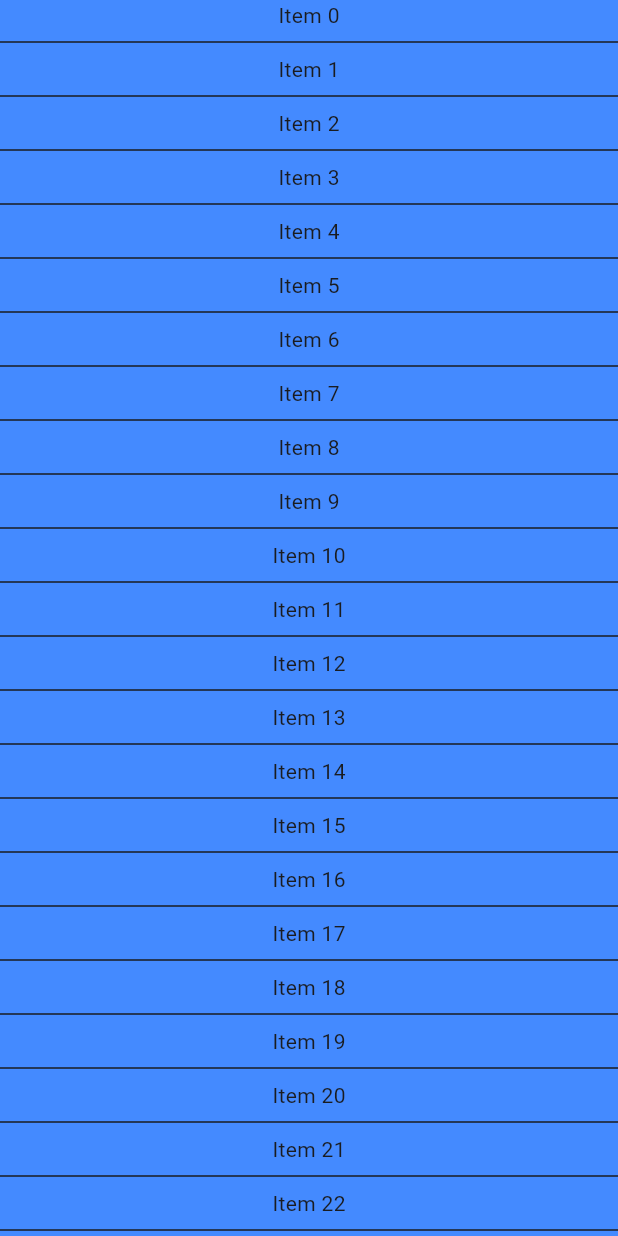
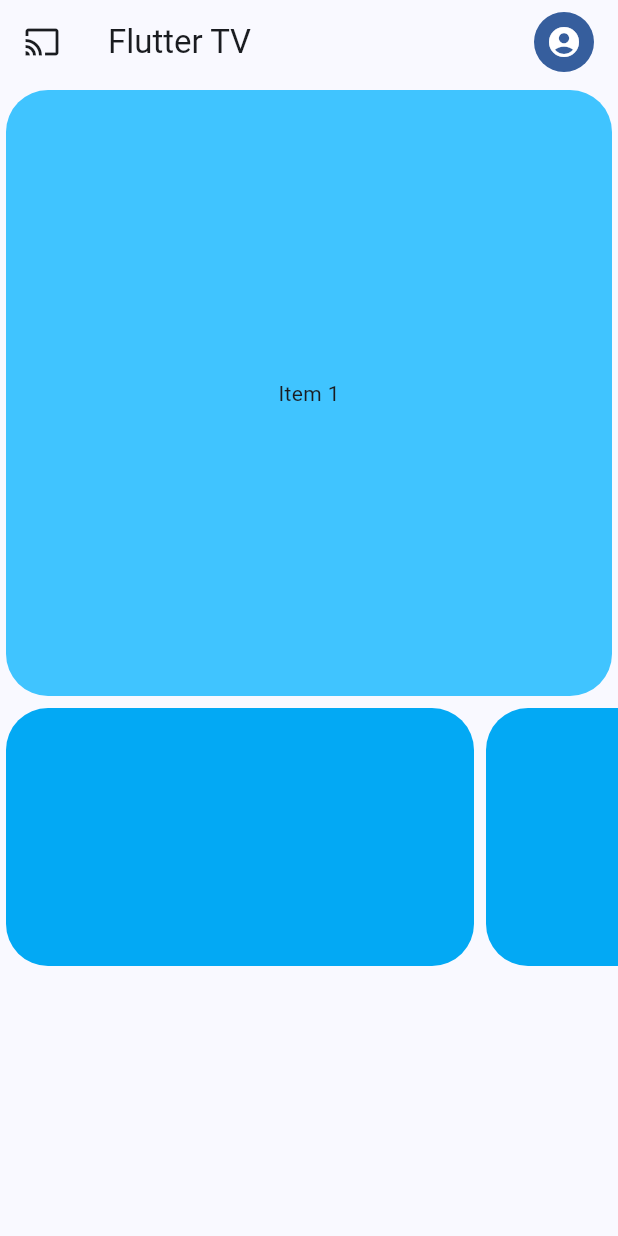
Before and after one commit to poojac-nt/Test_app, a Flutter app: the SliverProfileScreen screen opened directly, on a phone screen of 412 x 824 dp. Run offline on Flutter 3.47's test engine with Material 3 defaults, Android fonts, the phone set to English and light mode, and no system bars; network calls fail.

Commit message:
Update profile screen

```diff
--- a/lib/builderScreen.dart
+++ b/lib/builderScreen.dart
@@ -22,17 +22,14 @@ class _GridviewScreenState extends State<GridviewScreen> {
       debugShowCheckedModeBanner: false,
       home: Scaffold(
         appBar: CustomAppBar(
-          leading: Icon(Icons.arrow_back_ios_new_rounded),
-          title: "Radha",
-          actions: [
-            Padding(
-              padding: const EdgeInsets.only(right: 18.0),
-              child: Icon(
-                Icons.more_horiz,
-              ),
-            )
-          ],
-        ),
+            title: "Radha",
+            actions: [
+              Padding(
+                padding: const EdgeInsets.only(right: 8.0),
+                child: Icon(Icons.more_horiz),
+              )
+            ],
+            leading: Icon((Icons.arrow_back_ios_new_rounded))),
         body: appState.pages[appState.currentIndex],
         bottomNavigationBar: BottomNavigationBar(
           items: [
--- a/lib/screens/profile_screen_sliver.dart
+++ b/lib/screens/profile_screen_sliver.dart
@@ -1,7 +1,4 @@
 import 'package:flutter/material.dart';
-import 'package:gridview_test/widgets/gridview.dart';
-
-import '../widgets/custom_column.dart';
 
 class SliverProfileScreen extends StatelessWidget {
   const SliverProfileScreen({super.key});
@@ -9,24 +6,70 @@ class SliverProfileScreen extends StatelessWidget {
   @override
   Widget build(BuildContext context) {
     return Scaffold(
-      body: CustomScrollView(
-        slivers: [
-          SliverMainAxisGroup(slivers: [decoratedSliverList()]),
+      appBar: AppBar(
+        leading: Icon(Icons.cast),
+        title: Text("Flutter TV"),
+        actions: [
+          Padding(
+            padding: EdgeInsetsDirectional.only(end: 16.0),
+            child: CircleAvatar(
+              child: Icon(Icons.account_circle),
+            ),
+          )
         ],
       ),
+      body: CarouselExample(),
     );
   }
+}
 
-  Widget decoratedSliverList() {
-    return DecoratedSliver(
-        position: DecorationPosition.background,
-        sliver: SliverList.separated(
-            itemBuilder: (_, index) {
-              return Container(
-                child: Center(child: Text("Item $index")),
-              );
-            },
-            separatorBuilder: (_, __) => Divider()),
-        decoration: BoxDecoration(color: Colors.blueAccent));
+class CarouselExample extends StatefulWidget {
+  const CarouselExample({super.key});
+
+  @override
+  State<CarouselExample> createState() => _CarouselExampleState();
+}
+
+class _CarouselExampleState extends State<CarouselExample> {
+  final CarouselController controller = CarouselController(initialItem: 1);
+
+  @override
+  void dispose() {
+    controller.dispose();
+    super.dispose();
+  }
+
+  @override
+  Widget build(BuildContext context) {
+    final height = MediaQuery.of(context).size.height;
+    return ListView(
+      children: [
+        ConstrainedBox(
+            constraints: BoxConstraints(maxHeight: height / 2),
+            child: CarouselView(
+              scrollDirection: Axis.vertical,
+              controller: controller,
+              children: List<Widget>.generate(10, (int index) {
+                return Container(
+                    height: 100,
+                    width: 100,
+                    decoration: BoxDecoration(color: Colors.lightBlueAccent),
+                    child: Center(child: Text("Item $index")));
+              }),
+              itemExtent: double.infinity,
+            )),
+        ConstrainedBox(
+          constraints: BoxConstraints(maxHeight: 180),
+          child: CarouselView(
+              itemExtent: 320,
+              shrinkExtent: 200,
+              children: List<Widget>.generate(5, (index) {
+                return Container(
+                  decoration: BoxDecoration(color: Colors.lightBlue),
+                );
+              })),
+        )
+      ],
+    );
   }
 }
--- a/lib/state/state_provider.dart
+++ b/lib/state/state_provider.dart
@@ -2,6 +2,7 @@ import 'package:flutter/material.dart';
 import 'package:gridview_test/screens/favorite_screen.dart';
 import 'package:gridview_test/screens/home_screen.dart';
 
+import '../screens/profile_screen.dart';
 import '../screens/profile_screen_sliver.dart';
 
 class MyAppState extends ChangeNotifier {
@@ -23,11 +24,7 @@ class MyAppState extends ChangeNotifier {
     "https://cdn.pixabay.com/photo/2023/10/29/13/21/waterfall-8350178_640.jpg"
   ];
   int currentIndex = 0;
-  List<Widget> pages = const [
-    HomeScreen(),
-    FavoriteScreen(),
-    SliverProfileScreen()
-  ];
+  List<Widget> pages = const [HomeScreen(), FavoriteScreen(), ProfileScreen()];
   List<String> favs = [];
   void toggleFavorite(String url) {
     if (favs.contains(url)) {
```
